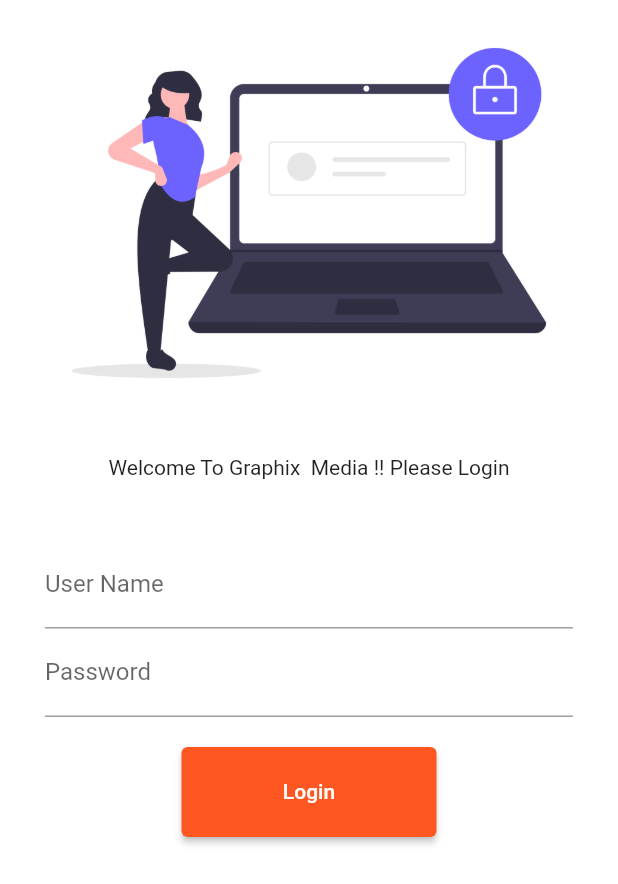
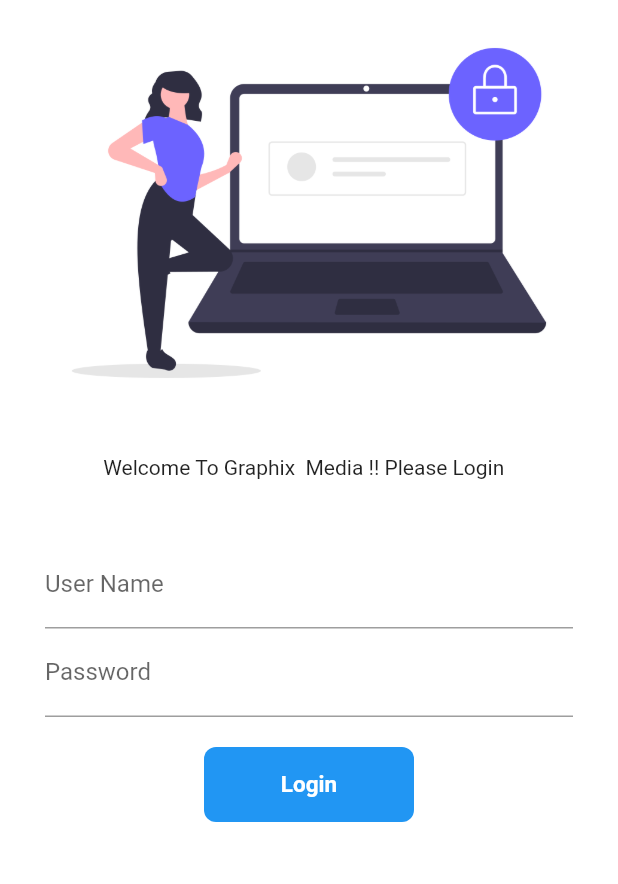
Before and after one commit to Rahulgraphix/myfirstapp, a Flutter app: the screen it shows after launch, on a phone screen of 412 x 824 dp. Shown: the top 884 px of the screen. Run offline on Flutter 3.47's test engine with Material 2 defaults, Android fonts, the phone set to English and light mode, and no system bars.

Commit message:
first commit

```diff
--- a/lib/Screen/loin_page.dart
+++ b/lib/Screen/loin_page.dart
@@ -1,7 +1,16 @@
 import 'package:flutter/material.dart';
 import 'package:myapp/util/routes.dart';
 
-class LoginPage extends StatelessWidget {
+class LoginPage extends StatefulWidget {
+  @override
+  _LoginPageState createState() => _LoginPageState();
+}
+
+class _LoginPageState extends State<LoginPage> {
+  String name = "";
+  String pass = "";
+  bool changebutton = false;
+
   @override
   Widget build(BuildContext context) {
     return Material(
@@ -17,7 +26,7 @@ class LoginPage extends StatelessWidget {
             SizedBox(
               height: 20,
             ),
-            Text("Welcome To Graphix  Media !! Please Login"),
+            Text("Welcome To Graphix  Media !! Please Login $name $pass"),
             SizedBox(
               height: 20,
             ),
@@ -27,10 +36,18 @@ class LoginPage extends StatelessWidget {
               child: Column(
                 children: [
                   TextFormField(
+                    onChanged: (value) {
+                      name = value;
+                      setState(() {});
+                    },
                     decoration: InputDecoration(
                         hintText: "Enter UserName", labelText: "User Name"),
                   ),
                   TextFormField(
+                    onChanged: (value) {
+                      pass = value;
+                      setState(() {});
+                    },
                     obscureText: true,
                     decoration: InputDecoration(
                         hintText: "Enter Password", labelText: "Password"),
@@ -38,13 +55,45 @@ class LoginPage extends StatelessWidget {
                   SizedBox(
                     height: 20,
                   ),
-                  ElevatedButton(
-                    onPressed: () {
+
+                  InkWell(
+                    onTap: () async {
+                      setState(() {
+                        changebutton = true;
+                      });
+                      await Future.delayed(Duration(seconds: 3));
+
                       Navigator.pushNamed(context, MyRoutes.homeRoute);
                     },
-                    child: Text("Login"),
-                    style: TextButton.styleFrom(minimumSize: Size(170, 60)),
-                  )
+                    child: AnimatedContainer(
+                        duration: Duration(seconds: 1),
+                        height: 50,
+                        width: changebutton ? 50 : 140,
+                        alignment: Alignment.center,
+                        decoration: BoxDecoration(
+                            color: Colors.blue,
+                            borderRadius:
+                                BorderRadius.circular(changebutton ? 50 : 8)),
+                        child: changebutton
+                            ? Icon(
+                                Icons.done,
+                                color: Colors.white,
+                              )
+                            : Text(
+                                "Login",
+                                style: TextStyle(
+                                    color: Colors.white,
+                                    fontSize: 15,
+                                    fontWeight: FontWeight.bold),
+                              )),
+                  ),
+                  // ElevatedButton(
+                  //   onPressed: () {
+                  //     Navigator.pushNamed(context, MyRoutes.homeRoute);
+                  //   },
+                  //   child: Text("Login"),
+                  //   style: TextButton.styleFrom(minimumSize: Size(170, 45)),
+                  // )
                 ],
               ),
             )
```
